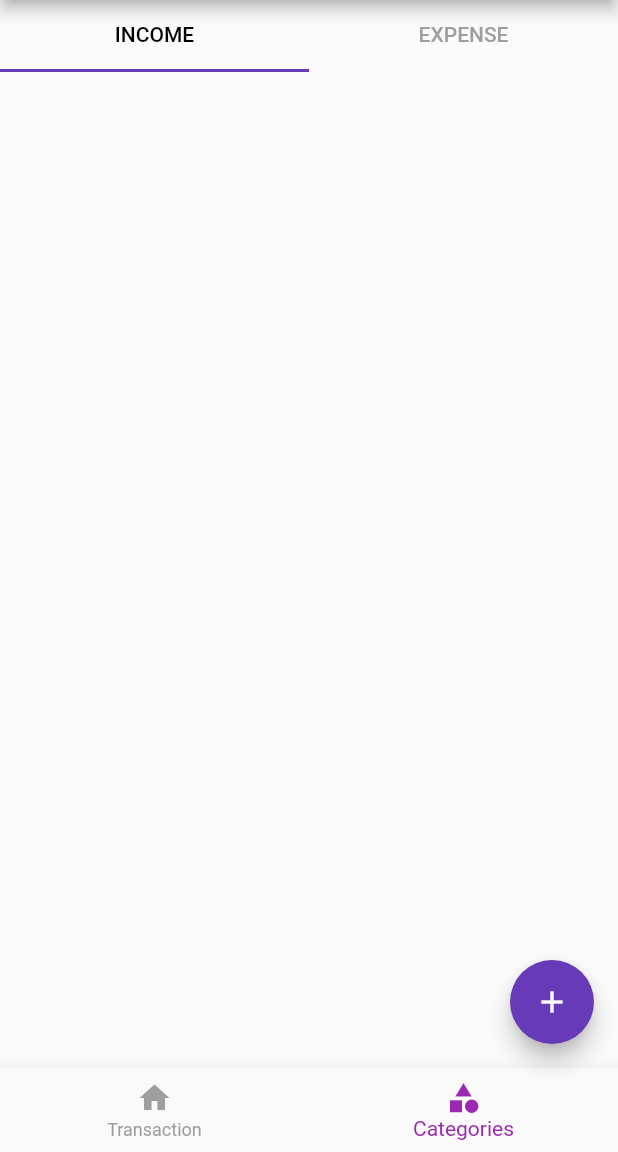
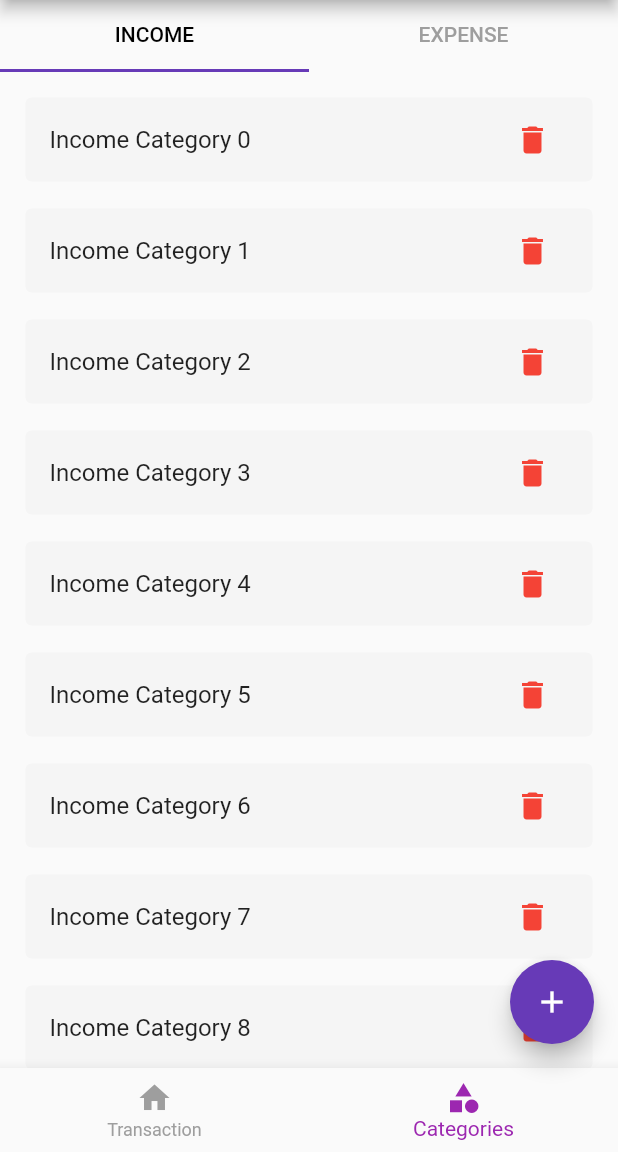
Before and after one commit to Shahanaj2000/PERSONAL-MONEY-MANAGEMENT, a Flutter app: the screen it shows after launch, item 2 of the bottom bar chosen, on a phone screen of 412 x 824 dp, the part 84-1236 px from its top. Run offline on Flutter 3.47's test engine with Material 2 defaults, Android fonts, the phone set to English and light mode, and no system bars.

Commit message:
Category page completed with dummy data

```diff
--- a/lib/category/Screen_category.dart
+++ b/lib/category/Screen_category.dart
@@ -1,5 +1,7 @@
 
 import 'package:flutter/material.dart';
+import 'package:p_m_m/category/expense_category_list.dart';
+import 'package:p_m_m/category/income_category_list.dart';
 
 
 class ScreenCategory extends StatefulWidget {
@@ -31,6 +33,15 @@
             Tab(text: 'EXPENSE',),
           ],
         ),
+        Expanded(
+          child: TabBarView(
+            controller: _tabController,
+            children: const[
+              IncomeCategoryList(),
+              ExpenseCategoryList(),
+            ],
+          ),
+        ),
       ],
     );
   }
--- /dev/null
+++ b/lib/category/income_category_list.dart
@@ -0,0 +1,32 @@
+import 'package:flutter/cupertino.dart';
+import 'package:flutter/material.dart';
+
+class IncomeCategoryList extends StatelessWidget {
+  const IncomeCategoryList({super.key});
+
+  @override
+  Widget build(BuildContext context) {
+    return ListView.separated(
+      padding: const EdgeInsets.all(13),
+      itemBuilder: (BuildContext ctx, int index) {
+        return Card(
+          color: Colors.grey[100],
+          elevation: 0,
+          child: ListTile(
+            title: Text('Income Category $index'),
+            trailing: IconButton(
+              onPressed: () {
+
+            },
+            icon: const Icon(Icons.delete, color: Colors.red,)
+            ),
+          ),
+        );
+      },
+      separatorBuilder: (BuildContext ctx, index) {
+        return const SizedBox(height: 10,);
+      },
+      itemCount: 100,
+    );
+  }
+}
```
Also changed, not shown: lib/category/expense_category_list.dart (added, +29 -0 lines).
